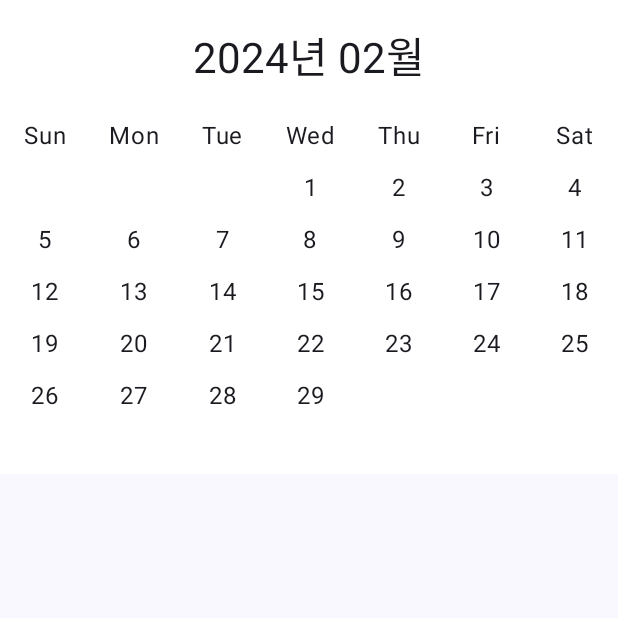
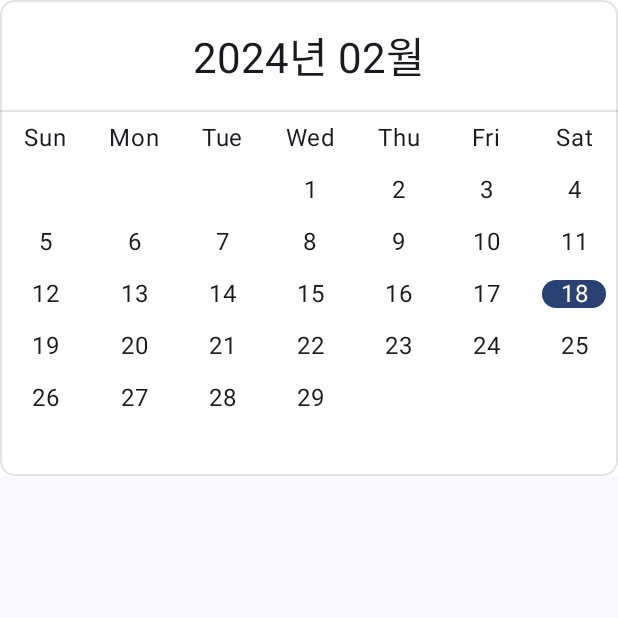
Before and after one commit to ERICA-gamsung/android, an Android app built with Jetpack Compose: the composable CalendarView shown on its own in the app's theme, on a phone screen of 412 x 824 dp, the top half of it. Run offline under Robolectric (Android 15) with nearby library versions, the phone set to English and light mode, and no system bars.

Commit message:
Feature: 시간 선택 페이지(1) UI 구현

```diff
--- a/app/src/main/java/com/erica/gamsung/uploadTime/presentation/CalendarView.kt
+++ b/app/src/main/java/com/erica/gamsung/uploadTime/presentation/CalendarView.kt
@@ -1,16 +1,22 @@
 package com.erica.gamsung.uploadTime.presentation
 
 import androidx.compose.foundation.background
+import androidx.compose.foundation.border
+import androidx.compose.foundation.layout.Box
 import androidx.compose.foundation.layout.Column
 import androidx.compose.foundation.layout.Row
 import androidx.compose.foundation.layout.padding
 import androidx.compose.foundation.selection.toggleable
+import androidx.compose.foundation.shape.CircleShape
+import androidx.compose.foundation.shape.RoundedCornerShape
+import androidx.compose.material3.Divider
 import androidx.compose.material3.MaterialTheme
 import androidx.compose.material3.Text
 import androidx.compose.runtime.Composable
 import androidx.compose.runtime.remember
 import androidx.compose.ui.Alignment
 import androidx.compose.ui.Modifier
+import androidx.compose.ui.draw.clip
 import androidx.compose.ui.graphics.Color
 import androidx.compose.ui.text.style.TextAlign
 import androidx.compose.ui.unit.dp
@@ -23,8 +29,9 @@ import java.util.Locale
 
 @Composable
 fun CalendarView(
-    selectedDate: LocalDate = LocalDate.now(),
-    onDateSelected: (LocalDate) -> Unit,
+    selectedDates: List<LocalDate> = listOf(LocalDate.now()),
+    // focusedDate: LocalDate? = null,
+    onDateSelected: ((List<LocalDate>) -> Unit)? = null,
 ) {
     Column(
         horizontalAlignment =
@@ -32,16 +39,32 @@ fun CalendarView(
                 .CenterHorizontally,
         modifier =
             Modifier
-                .background(color = Color.White),
+                .background(color = Color.White)
+                .border(
+                    width = 1.dp,
+                    color = MaterialTheme.colorScheme.onSurface.copy(alpha = 0.12f),
+                    shape = RoundedCornerShape(10.dp),
+                ).clip(RoundedCornerShape(10.dp)),
     ) {
         val yearMonth =
-            remember(selectedDate) { YearMonth.from(selectedDate) }
+            remember(selectedDates) {
+                if (selectedDates.isNotEmpty()) {
+                    YearMonth.from(selectedDates.minOrNull())
+                } else {
+                    YearMonth.from(LocalDate.now())
+                }
+            }
         CalendarHeader(yearMonth)
+        Divider(
+            color = MaterialTheme.colorScheme.onSurface.copy(alpha = 0.12f),
+            thickness = 1.dp,
+        )
         DaysOfWeekRow()
-        CalendarGrid(yearMonth, selectedDate, onDateSelected)
+        CalendarGrid(yearMonth, selectedDates, onDateSelected)
     }
 }
 
+// XXXX년 YY월
 @Composable
 fun CalendarHeader(yearMonth: YearMonth) {
     val formatter =
@@ -66,6 +89,7 @@ fun CalendarHeader(yearMonth: YearMonth) {
     )
 }
 
+// 요일 (일,월,화,수,목,금)
 @Composable
 fun DaysOfWeekRow() {
     val daysOfWeek =
@@ -96,11 +120,12 @@ fun DaysOfWeekRow() {
     }
 }
 
+@Suppress("LongMethod")
 @Composable
 fun CalendarGrid(
     yearMonth: YearMonth,
-    selectedDate: LocalDate,
-    onDateSelected: (LocalDate) -> Unit,
+    selectedDates: List<LocalDate>,
+    onDateSelected: ((List<LocalDate>) -> Unit)? = null,
 ) {
     val daysInMonth = yearMonth.lengthOfMonth()
     val firstOfMonth = yearMonth.atDay(1)
@@ -134,8 +159,24 @@ fun CalendarGrid(
                             date =
                                 yearMonth
                                     .atDay(day),
-                            selectedDate = selectedDate,
-                            onDateSelected = onDateSelected,
+                            selectedDates = selectedDates,
+                            onDateSelected = { selectedDate ->
+                                // 선택된 날짜를 처리 하는 로직
+                                if (onDateSelected != null) {
+                                    val newSelectedDates =
+                                        selectedDates.toMutableList().apply {
+                                            // 이미 선택된 날짜면 제거, 아니면 추가
+                                            if (contains(selectedDate)) {
+                                                remove(selectedDate)
+                                            } else {
+                                                add(selectedDate)
+                                            }
+                                        }
+                                    // 변경된 날짜 목록을 상위 Component 로 전달
+                                    // onDateSelected: (List<LocalDate>) -> Unit
+                                    onDateSelected(newSelectedDates)
+                                }
+                            },
                             modifier =
                                 Modifier
                                     .weight(1f),
@@ -160,28 +201,49 @@ fun CalendarGrid(
 
 @Composable
 fun DateView(
+    modifier: Modifier = Modifier,
     date: LocalDate,
-    selectedDate: LocalDate,
-    onDateSelected: (LocalDate) -> Unit,
-    modifier: Modifier = Modifier,
+    selectedDates: List<LocalDate>,
+    focusedDate: LocalDate? = null,
+    onDateSelected: ((LocalDate) -> Unit)? = null,
 ) {
-    Text(
-        text = date.dayOfMonth.toString(),
+    val isSelected = remember(selectedDates, date) { selectedDates.contains(date) }
+    val isFocused = date == focusedDate
+    val backGroundColor =
+        when {
+            isSelected -> MaterialTheme.colorScheme.primary
+            isFocused -> Color.Red
+            else -> Color.Transparent
+        }
+    val textColor = if (isSelected || isFocused) Color.White else MaterialTheme.colorScheme.onSurface
+
+    Box(
+        contentAlignment = Alignment.Center,
         modifier =
             modifier
                 .padding(8.dp)
-                .toggleable(
-                    value = date == selectedDate,
-                    onValueChange = {
-                        onDateSelected(date)
+                .background(color = backGroundColor, shape = CircleShape)
+                .then(
+                    if (onDateSelected != null) {
+                        Modifier.toggleable(
+                            value = isSelected,
+                            onValueChange = { onDateSelected(date) },
+                        )
+                    } else {
+                        Modifier
                     },
                 ),
-        textAlign =
-            TextAlign
-                .Center,
-        style =
-            MaterialTheme
-                .typography
-                .bodyLarge,
-    )
+    ) {
+        Text(
+            text = date.dayOfMonth.toString(),
+            color = textColor,
+            textAlign =
+                TextAlign
+                    .Center,
+            style =
+                MaterialTheme
+                    .typography
+                    .bodyLarge,
+        )
+    }
 }
```
Also changed, not shown: app/src/main/java/com/erica/gamsung/uploadTime/presentation/CalendarScreen.kt (added, +56 -0 lines), app/src/main/java/com/erica/gamsung/uploadTime/presentation/TimeScreen.kt (deleted, +0 -14 lines).
